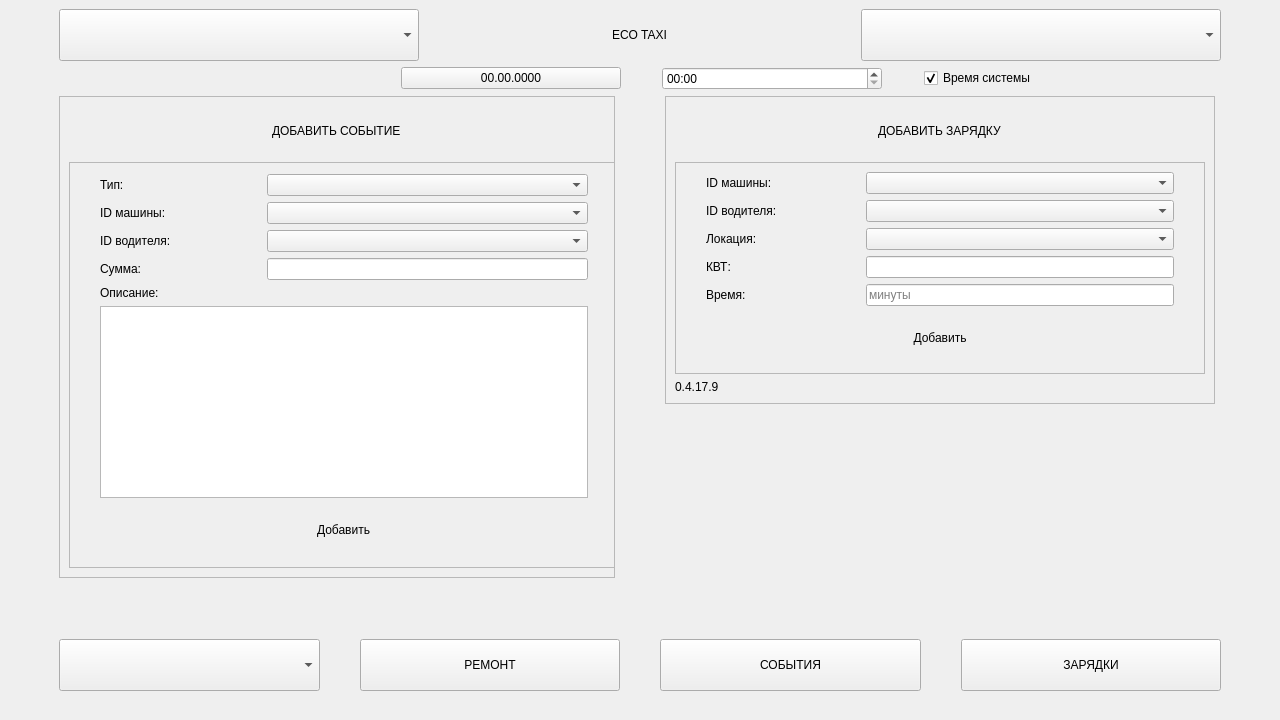
Above: mainwindow.ui from emilAIT/ecotaxi-test before the change. Below: the same form after it.
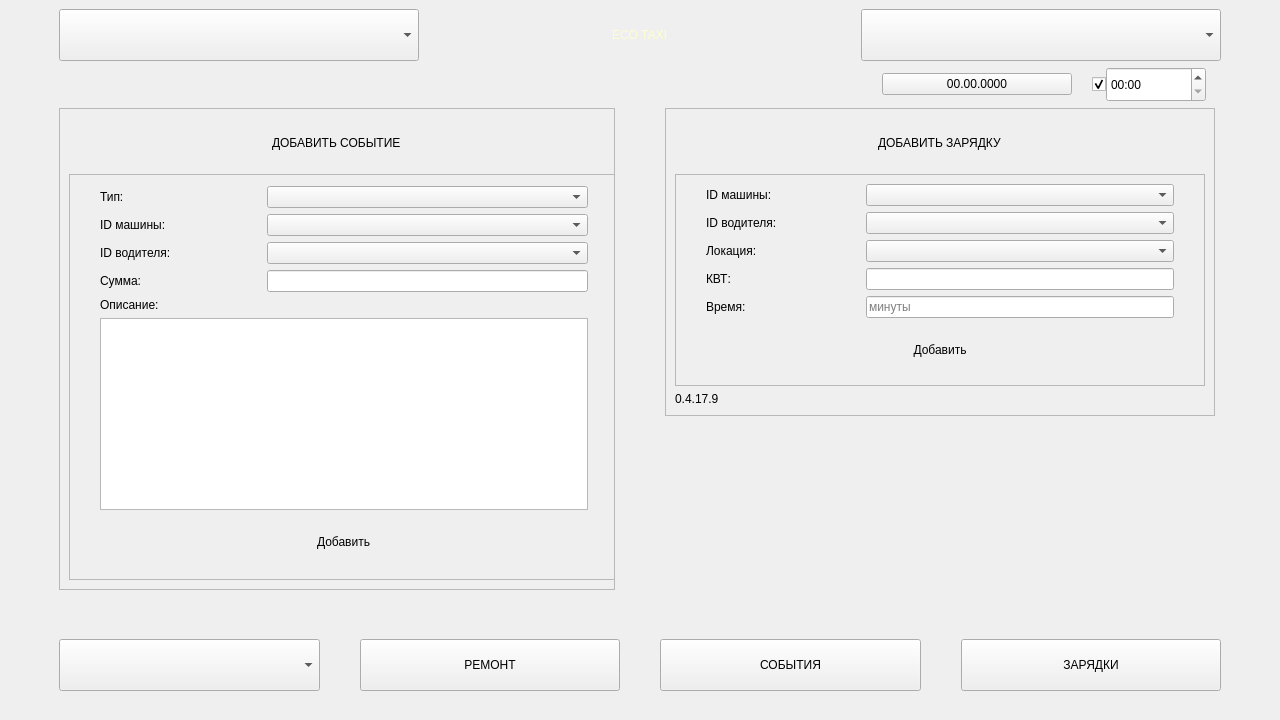
That is the form after the change.

```diff
--- a/mainwindow.ui
+++ b/mainwindow.ui
@@ -130,8 +130,20 @@
             <height>0</height>
            </size>
           </property>
+          <property name="styleSheet">
+           <string notr="true">border-top-left-radius: 15px;
+border-bottom-right-radius: 15px;
+background-color: qlineargradient(
+        spread:pad,
+        x1:0, y1:0, x2:1, y2:1,
+        stop:0 rgba(0, 0, 0, 180), /* Black (70% opacity) */
+        stop:0.5 rgba(0, 150, 0, 200), /* Dark Neon Green */
+        stop:1 rgba(0, 100, 0, 255) /* Dark Green */
+    );
+color:  #FFFDD0;</string>
+          </property>
           <property name="text">
-           <string>ECO TAXI</string>
+           <string>&lt;html&gt;&lt;head/&gt;&lt;body&gt;&lt;p align=&quot;center&quot;&gt;ECO TAXI&lt;/p&gt;&lt;/body&gt;&lt;/html&gt;</string>
           </property>
          </widget>
         </item>
@@ -205,17 +217,33 @@
         <property name="rightMargin">
          <number>45</number>
         </property>
-        <item alignment="Qt::AlignmentFlag::AlignRight">
+        <item>
+         <spacer name="horizontalSpacer_2">
+          <property name="orientation">
+           <enum>Qt::Orientation::Horizontal</enum>
+          </property>
+          <property name="sizeType">
+           <enum>QSizePolicy::Policy::Expanding</enum>
+          </property>
+          <property name="sizeHint" stdset="0">
+           <size>
+            <width>60</width>
+            <height>20</height>
+           </size>
+          </property>
+         </spacer>
+        </item>
+        <item>
          <widget class="QPushButton" name="dateButton">
           <property name="minimumSize">
            <size>
-            <width>220</width>
+            <width>190</width>
             <height>0</height>
            </size>
           </property>
           <property name="maximumSize">
            <size>
-            <width>220</width>
+            <width>190</width>
             <height>16777215</height>
            </size>
           </property>
@@ -224,18 +252,56 @@
           </property>
          </widget>
         </item>
+        <item>
+         <spacer name="horizontalSpacer_3">
+          <property name="orientation">
+           <enum>Qt::Orientation::Horizontal</enum>
+          </property>
+          <property name="sizeType">
+           <enum>QSizePolicy::Policy::Minimum</enum>
+          </property>
+          <property name="sizeHint" stdset="0">
+           <size>
+            <width>20</width>
+            <height>20</height>
+           </size>
+          </property>
+         </spacer>
+        </item>
+        <item>
+         <widget class="QCheckBox" name="systemTimeCheck">
+          <property name="minimumSize">
+           <size>
+            <width>0</width>
+            <height>0</height>
+           </size>
+          </property>
+          <property name="maximumSize">
+           <size>
+            <width>220</width>
+            <height>16777215</height>
+           </size>
+          </property>
+          <property name="text">
+           <string/>
+          </property>
+          <property name="checked">
+           <bool>true</bool>
+          </property>
+         </widget>
+        </item>
         <item alignment="Qt::AlignmentFlag::AlignHCenter">
          <widget class="QTimeEdit" name="timeEdit">
           <property name="minimumSize">
            <size>
-            <width>220</width>
-            <height>0</height>
+            <width>100</width>
+            <height>35</height>
            </size>
           </property>
           <property name="maximumSize">
            <size>
-            <width>220</width>
-            <height>200</height>
+            <width>100</width>
+            <height>35</height>
            </size>
           </property>
           <property name="correctionMode">
@@ -259,27 +325,21 @@
           </property>
          </widget>
         </item>
-        <item alignment="Qt::AlignmentFlag::AlignLeft">
-         <widget class="QCheckBox" name="systemTimeCheck">
-          <property name="minimumSize">
-           <size>
-            <width>0</width>
-            <height>0</height>
-           </size>
+        <item>
+         <spacer name="horizontalSpacer">
+          <property name="orientation">
+           <enum>Qt::Orientation::Horizontal</enum>
           </property>
-          <property name="maximumSize">
+          <property name="sizeType">
+           <enum>QSizePolicy::Policy::Minimum</enum>
+          </property>
+          <property name="sizeHint" stdset="0">
            <size>
-            <width>220</width>
-            <height>16777215</height>
+            <width>20</width>
+            <height>20</height>
            </size>
           </property>
-          <property name="text">
-           <string>Время системы</string>
-          </property>
-          <property name="checked">
-           <bool>true</bool>
-          </property>
-         </widget>
+         </spacer>
         </item>
        </layout>
       </item>
```
Left out of the diff: 4 changed lines with no effect on the pictures.
